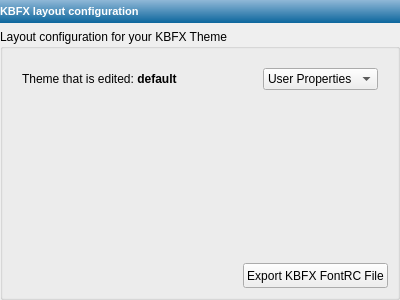
Above: kbfx4/configdialog/kbfx_layout.ui from plexydesk/kbfxmenu before the change. Below: the same form after it.
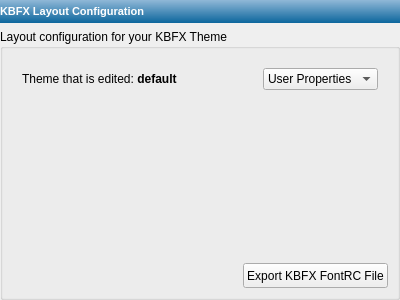
That is the form after the change.

Diff of the .ui file:
```diff
--- a/kbfx4/configdialog/kbfx_layout.ui
+++ b/kbfx4/configdialog/kbfx_layout.ui
@@ -49,7 +49,7 @@
 &lt;html>&lt;head>&lt;meta name="qrichtext" content="1" />&lt;style type="text/css">
 p, li { white-space: pre-wrap; }
 &lt;/style>&lt;/head>&lt;body style=" font-family:'MS Shell Dlg 2'; font-size:8.25pt; font-weight:400; font-style:normal;">
-&lt;p style=" margin-top:0px; margin-bottom:0px; margin-left:0px; margin-right:0px; -qt-block-indent:0; text-indent:0px; font-size:8pt;">&lt;span style=" font-weight:600;">KBFX layout configuration&lt;/span>&lt;/p>&lt;/body>&lt;/html></string>
+&lt;p style=" margin-top:0px; margin-bottom:0px; margin-left:0px; margin-right:0px; -qt-block-indent:0; text-indent:0px; font-size:8pt;">&lt;span style=" font-weight:600;">KBFX Layout Configuration&lt;/span>&lt;/p>&lt;/body>&lt;/html></string>
        </property>
        <property name="margin" >
         <number>5</number>
```
